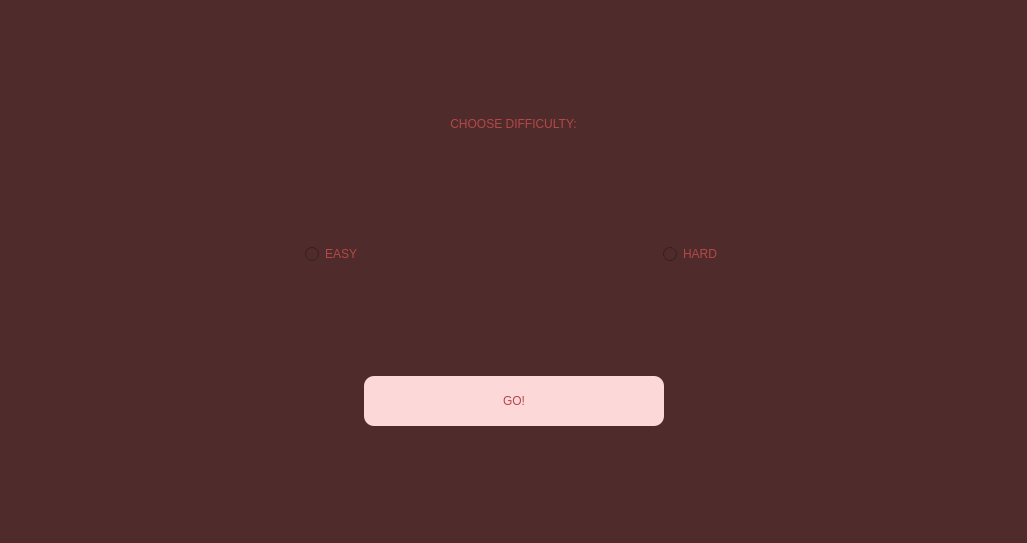
Divljo31/MATFWars, file MATFWars/choosedifficulty.ui: the form before one commit.
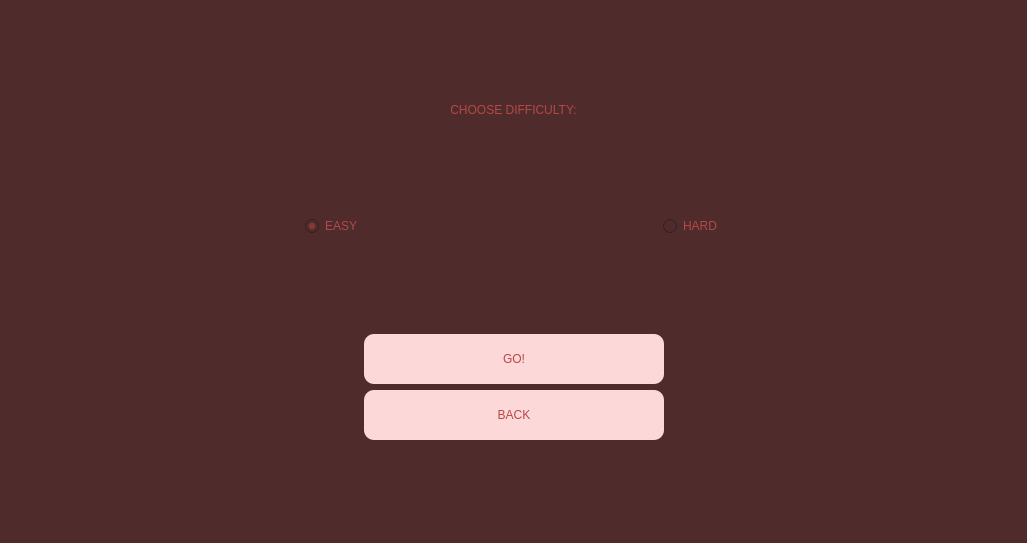
The form after the commit.

The edit to the form file:
```diff
--- a/MATFWars/choosedifficulty.ui
+++ b/MATFWars/choosedifficulty.ui
@@ -81,6 +81,9 @@
        <property name="text">
         <string>EASY</string>
        </property>
+       <property name="checked">
+        <bool>true</bool>
+       </property>
       </widget>
      </item>
      <item>
@@ -196,6 +199,67 @@
      </item>
     </layout>
    </item>
+   <item>
+    <layout class="QHBoxLayout" name="horizontalLayout_7">
+     <item>
+      <spacer name="horizontalSpacer_7">
+       <property name="orientation">
+        <enum>Qt::Horizontal</enum>
+       </property>
+       <property name="sizeHint" stdset="0">
+        <size>
+         <width>40</width>
+         <height>20</height>
+        </size>
+       </property>
+      </spacer>
+     </item>
+     <item>
+      <widget class="QPushButton" name="back_difficulty_button">
+       <property name="sizePolicy">
+        <sizepolicy hsizetype="Expanding" vsizetype="Expanding">
+         <horstretch>3</horstretch>
+         <verstretch>3</verstretch>
+        </sizepolicy>
+       </property>
+       <property name="minimumSize">
+        <size>
+         <width>30</width>
+         <height>50</height>
+        </size>
+       </property>
+       <property name="maximumSize">
+        <size>
+         <width>300</width>
+         <height>50</height>
+        </size>
+       </property>
+       <property name="styleSheet">
+        <string notr="true">color:rgb(180, 72, 72);
+font: 600 25pt &quot;URW Bookman&quot;;
+background-color: rgb(253, 216, 216);
+border-radius:10px;</string>
+       </property>
+       <property name="text">
+        <string>BACK</string>
+       </property>
+      </widget>
+     </item>
+     <item>
+      <spacer name="horizontalSpacer_6">
+       <property name="orientation">
+        <enum>Qt::Horizontal</enum>
+       </property>
+       <property name="sizeHint" stdset="0">
+        <size>
+         <width>40</width>
+         <height>20</height>
+        </size>
+       </property>
+      </spacer>
+     </item>
+    </layout>
+   </item>
    <item>
     <spacer name="verticalSpacer_3">
      <property name="orientation">
```
